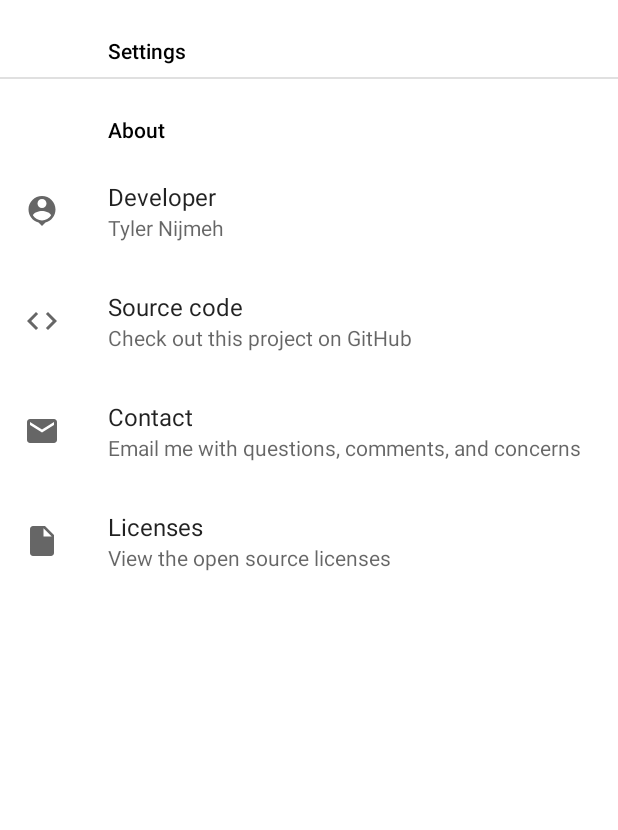
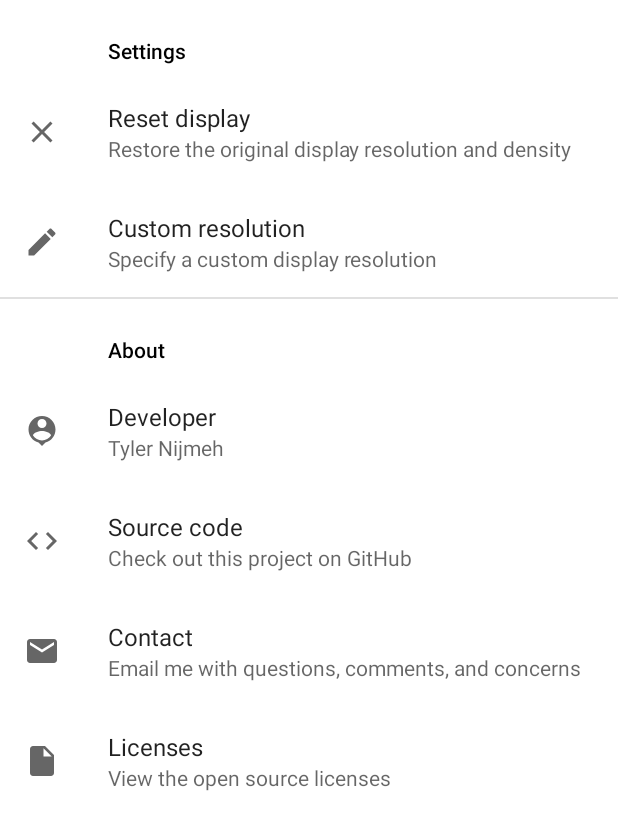
Before and after one commit to tytydraco/Purr, an Android app: the SettingsPreferenceFragment screen opened directly, with no data from a screen before it, on a phone screen of 412 x 824 dp. Shown: the top 830 px of the screen. Run offline under Robolectric (Android 15) with nearby library versions, the phone set to English and light mode, and no system bars; our stand-ins replace androidx.preference.

Commit message:
Add custom resolution scaling
Signed-off-by: tytydraco <tylernij@gmail.com>

```diff
--- /dev/null
+++ b/app/src/main/res/drawable/ic_baseline_clear_24.xml
@@ -0,0 +1,10 @@
+<vector xmlns:android="http://schemas.android.com/apk/res/android"
+    android:width="24dp"
+    android:height="24dp"
+    android:viewportWidth="24"
+    android:viewportHeight="24"
+    android:tint="?attr/colorControlNormal">
+  <path
+      android:fillColor="@android:color/white"
+      android:pathData="M19,6.41L17.59,5 12,10.59 6.41,5 5,6.41 10.59,12 5,17.59 6.41,19 12,13.41 17.59,19 19,17.59 13.41,12z"/>
+</vector>
--- /dev/null
+++ b/app/src/main/res/drawable/ic_baseline_edit_24.xml
@@ -0,0 +1,10 @@
+<vector xmlns:android="http://schemas.android.com/apk/res/android"
+    android:width="24dp"
+    android:height="24dp"
+    android:viewportWidth="24"
+    android:viewportHeight="24"
+    android:tint="?attr/colorControlNormal">
+  <path
+      android:fillColor="@android:color/white"
+      android:pathData="M3,17.25V21h3.75L17.81,9.94l-3.75,-3.75L3,17.25zM20.71,7.04c0.39,-0.39 0.39,-1.02 0,-1.41l-2.34,-2.34c-0.39,-0.39 -1.02,-0.39 -1.41,0l-1.83,1.83 3.75,3.75 1.83,-1.83z"/>
+</vector>
--- a/app/src/main/res/values/strings.xml
+++ b/app/src/main/res/values/strings.xml
@@ -14,6 +14,8 @@
     <string name="settings">Settings</string>
     <string name="about">About</string>
 
+    <string name="width">Width</string>
+    <string name="height">Height</string>
     <string name="copied">Copied to clipboard</string>
     <string name="please_wait">Waiting for permission</string>
     <string name="check_all_boxes">Check all boxes to proceed</string>
@@ -25,6 +27,14 @@
     <string name="developer_url">https://www.github.com/tytydraco</string>
     <string name="source_url">https://www.github.com/tytydraco/SATED</string>
     <string name="contact_url">mailto:tylernij@gmail.com</string>
+
+    <string name="pref_reset_resolution_title">Reset display</string>
+    <string name="pref_reset_resolution_summary">Restore the original display resolution and density</string>
+    <string name="pref_reset_resolution_key">reset_resolution</string>
+
+    <string name="pref_custom_resolution_title">Custom resolution</string>
+    <string name="pref_custom_resolution_summary">Specify a custom display resolution</string>
+    <string name="pref_custom_resolution_key">custom_resolution</string>
 
     <string name="pref_developer_title">Developer</string>
     <string name="pref_developer_summary">Tyler Nijmeh</string>
--- a/app/src/main/res/xml/settings.xml
+++ b/app/src/main/res/xml/settings.xml
@@ -1,7 +1,16 @@
 <?xml version="1.0" encoding="utf-8"?>
 <PreferenceScreen xmlns:android="http://schemas.android.com/apk/res/android">
     <PreferenceCategory android:title="@string/settings">
-
+        <Preference
+            android:title="@string/pref_reset_resolution_title"
+            android:summary="@string/pref_reset_resolution_summary"
+            android:key="@string/pref_reset_resolution_key"
+            android:icon="@drawable/ic_baseline_clear_24" />
+        <Preference
+            android:title="@string/pref_custom_resolution_title"
+            android:summary="@string/pref_custom_resolution_summary"
+            android:key="@string/pref_custom_resolution_key"
+            android:icon="@drawable/ic_baseline_edit_24" />
     </PreferenceCategory>
     <PreferenceCategory android:title="@string/about">
         <Preference
```
Also changed, not shown: app/src/main/java/com/draco/sated/fragments/SettingsPreferenceFragment.kt (+29 -0 lines), app/src/main/java/com/draco/sated/viewmodels/SettingsPreferenceFragmentViewModel.kt (added, +32 -0 lines), app/src/main/res/layout/dialog_custom_resolution.xml (added, +24 -0 lines).
